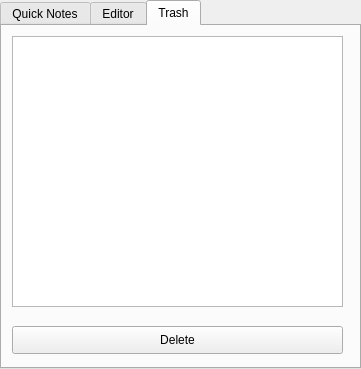
First picture: the form in TwoNotes.ui, repository 4hmedyasser/TwoNotes, before the edit.
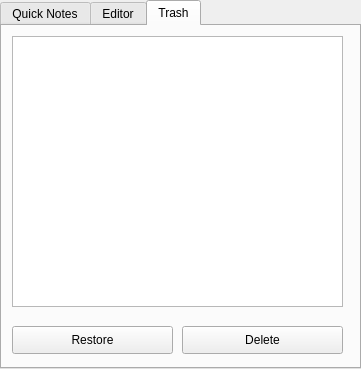
Second picture: the form after the edit. The open tabs and pages were chosen to show the change.

The edit to the form file:
```diff
--- a/TwoNotes.ui
+++ b/TwoNotes.ui
@@ -112,9 +112,9 @@
    <widget class="QPushButton" name="Delete">
     <property name="geometry">
      <rect>
-      <x>10</x>
+      <x>180</x>
       <y>300</y>
-      <width>331</width>
+      <width>161</width>
       <height>28</height>
      </rect>
     </property>
@@ -122,6 +122,19 @@
      <string>Delete</string>
     </property>
    </widget>
+   <widget class="QPushButton" name="Restore">
+    <property name="geometry">
+     <rect>
+      <x>10</x>
+      <y>300</y>
+      <width>161</width>
+      <height>28</height>
+     </rect>
+    </property>
+    <property name="text">
+     <string>Restore</string>
+    </property>
+   </widget>
   </widget>
  </widget>
  <resources/>
```
Left out of the diff: 2 changed lines with no effect on the pictures.
